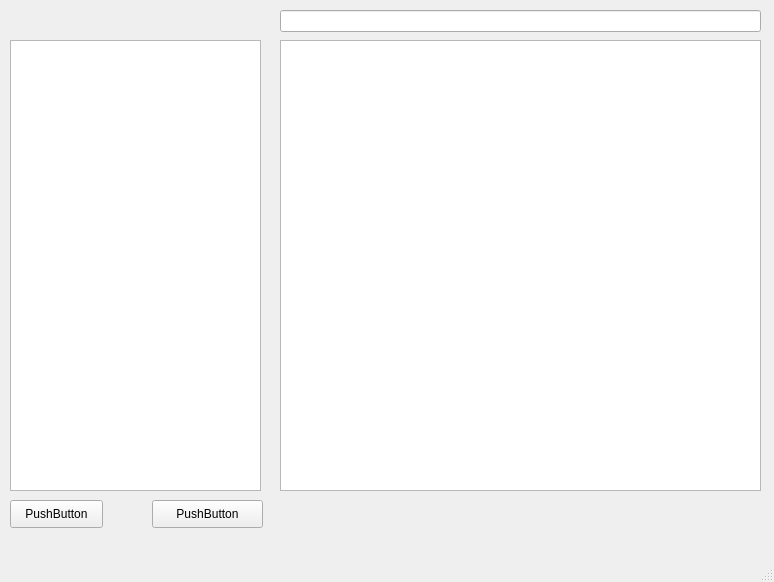
Old version of the form mainwindow.ui in the repository plainoldprogrammer/yasm.
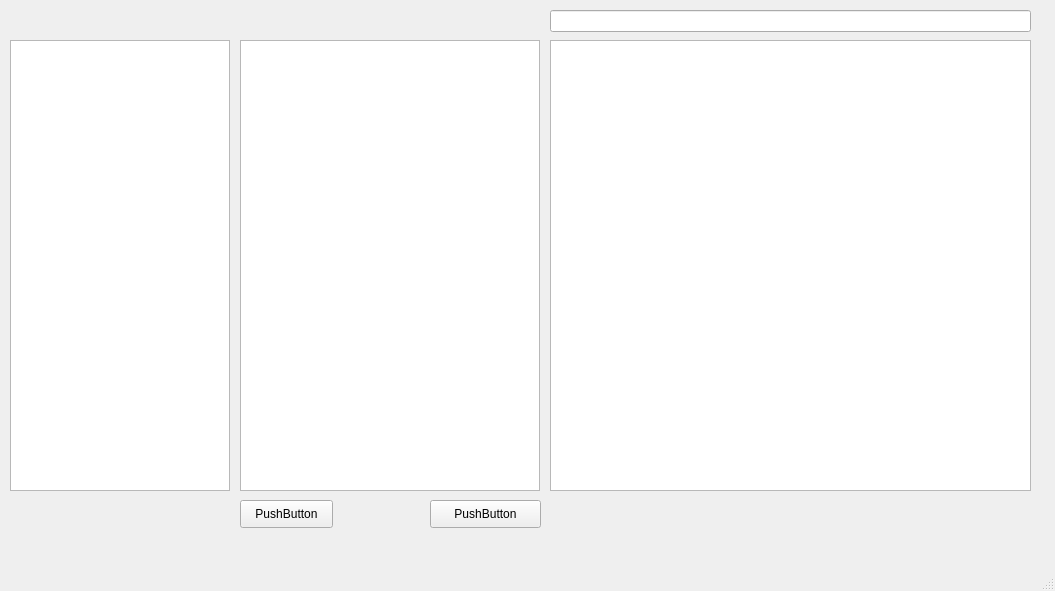
New version of the form.

Commit message: adding a listWidget to represent the snippets categories

What changed in the file:
```diff
--- a/mainwindow.ui
+++ b/mainwindow.ui
@@ -6,8 +6,8 @@
    <rect>
     <x>0</x>
     <y>0</y>
-    <width>774</width>
-    <height>582</height>
+    <width>1055</width>
+    <height>591</height>
    </rect>
   </property>
   <property name="windowTitle">
@@ -17,7 +17,7 @@
    <widget class="QTextEdit" name="textEditSnippetContent">
     <property name="geometry">
      <rect>
-      <x>280</x>
+      <x>550</x>
       <y>40</y>
       <width>481</width>
       <height>451</height>
@@ -27,7 +27,7 @@
    <widget class="QLineEdit" name="lineEditSnippetTitle">
     <property name="geometry">
      <rect>
-      <x>280</x>
+      <x>550</x>
       <y>10</y>
       <width>481</width>
       <height>22</height>
@@ -37,7 +37,7 @@
    <widget class="QPushButton" name="pushButtonNewSnippet">
     <property name="geometry">
      <rect>
-      <x>10</x>
+      <x>240</x>
       <y>500</y>
       <width>93</width>
       <height>28</height>
@@ -50,9 +50,9 @@
    <widget class="QListWidget" name="listWidgetSnippets">
     <property name="geometry">
      <rect>
-      <x>10</x>
+      <x>240</x>
       <y>40</y>
-      <width>251</width>
+      <width>300</width>
       <height>451</height>
      </rect>
     </property>
@@ -60,7 +60,7 @@
    <widget class="QPushButton" name="pushButtonRemoveSnippet">
     <property name="geometry">
      <rect>
-      <x>152</x>
+      <x>430</x>
       <y>500</y>
       <width>111</width>
       <height>28</height>
@@ -70,6 +70,16 @@
      <string>PushButton</string>
     </property>
    </widget>
+   <widget class="QListWidget" name="listWidget">
+    <property name="geometry">
+     <rect>
+      <x>10</x>
+      <y>40</y>
+      <width>220</width>
+      <height>451</height>
+     </rect>
+    </property>
+   </widget>
   </widget>
   <widget class="QMenuBar" name="menubar">
    <property name="geometry">
```
Left out of the diff: 2 changed lines with no effect on the pictures. The commit also changes 1 other file.
